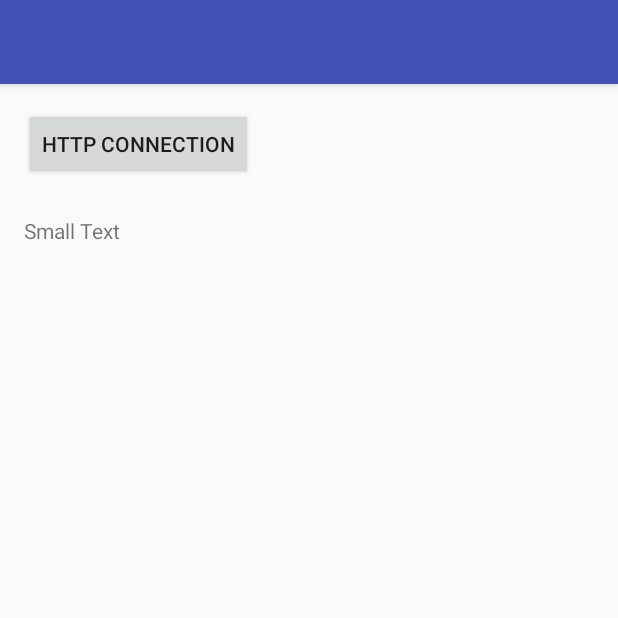
After one commit to dwikuntobayu/androidapp, an Android app: the ElevenActivity screen opened directly, with no data from a screen before it, on a phone screen of 412 x 824 dp, the top half of it. The commit adds this screen. Run offline under Robolectric (Android 15) with nearby library versions, the phone set to English and light mode, and no system bars.

Commit message:
implement http connection with asynctask

```diff
--- /dev/null
+++ b/app/src/main/java/com/mdwikuntobayu/androidbasic/ElevenActivity.java
@@ -0,0 +1,87 @@
+package com.mdwikuntobayu.androidbasic;
+
+import android.os.AsyncTask;
+import android.os.Bundle;
+import android.support.design.widget.FloatingActionButton;
+import android.support.design.widget.Snackbar;
+import android.support.v7.app.AppCompatActivity;
+import android.support.v7.widget.Toolbar;
+import android.view.View;
+import android.widget.Button;
+import android.widget.TextView;
+
+import java.io.BufferedReader;
+import java.io.IOException;
+import java.io.InputStream;
+import java.io.InputStreamReader;
+import java.net.HttpURLConnection;
+import java.net.MalformedURLException;
+import java.net.URL;
+
+public class ElevenActivity extends AppCompatActivity {
+    Button btn_request;
+    TextView lbl_http_connection;
+    HttpURLConnection connection = null;
+    BufferedReader reader = null;
+
+    @Override
+    protected void onCreate(Bundle savedInstanceState) {
+        super.onCreate(savedInstanceState);
+        setContentView(R.layout.activity_eleven);
+
+        btn_request = (Button)findViewById(R.id.btn_request);
+        lbl_http_connection = (TextView)findViewById(R.id.lbl_http_connection);
+
+        btn_request.setOnClickListener(new View.OnClickListener() {
+            @Override
+            public void onClick(View v) {
+                //localhost or 127.0.0.1 , is refer to emulator device it self
+                //use 10.0.2.2, for access local server
+                new Httpconection().execute("http://10.0.2.2:3000/api/v1/auth");
+            }
+        });
+    }
+
+    public String get_data(String url_target) {
+        String line = "";
+        try {
+            URL url = new URL(url_target);
+            connection = (HttpURLConnection) url.openConnection();
+            connection.connect();
+            InputStream stream = connection.getInputStream();
+            reader = new BufferedReader(new InputStreamReader(stream));
+            StringBuffer buffer = new StringBuffer();
+            while ((line = reader.readLine()) != null) {
+                buffer.append(line);
+            }
+            return buffer.toString();
+        } catch (MalformedURLException e) {
+            e.printStackTrace();
+        } catch (IOException e) {
+            e.printStackTrace();
+        } finally {
+            if(connection != null) connection.disconnect();
+            try {
+                if(reader != null) reader.close();
+            } catch (IOException e) {
+                e.printStackTrace();
+            }
+        }
+        return null;
+    }
+
+    class Httpconection extends AsyncTask<String, String, String>{
+
+        @Override
+        protected String doInBackground(String... params) {
+            return get_data(params[0]);
+        }
+
+        @Override
+        protected void onPostExecute(String s) {
+            super.onPostExecute(s);
+            lbl_http_connection.setText(s);
+        }
+    }
+
+}
--- /dev/null
+++ b/app/src/main/res/layout/activity_eleven.xml
@@ -0,0 +1,27 @@
+<?xml version="1.0" encoding="utf-8"?>
+<android.support.design.widget.CoordinatorLayout
+    xmlns:android="http://schemas.android.com/apk/res/android"
+    xmlns:app="http://schemas.android.com/apk/res-auto"
+    xmlns:tools="http://schemas.android.com/tools"
+    android:layout_width="match_parent"
+    android:layout_height="match_parent"
+    android:fitsSystemWindows="true"
+    tools:context="com.mdwikuntobayu.androidbasic.ElevenActivity">
+
+    <android.support.design.widget.AppBarLayout
+        android:layout_height="wrap_content"
+        android:layout_width="match_parent"
+        android:theme="@style/AppTheme.AppBarOverlay">
+
+        <android.support.v7.widget.Toolbar
+            android:id="@+id/toolbar"
+            android:layout_width="match_parent"
+            android:layout_height="?attr/actionBarSize"
+            android:background="?attr/colorPrimary"
+            app:popupTheme="@style/AppTheme.PopupOverlay"/>
+
+    </android.support.design.widget.AppBarLayout>
+
+    <include layout="@layout/content_eleven"/>
+
+</android.support.design.widget.CoordinatorLayout>
--- /dev/null
+++ b/app/src/main/res/layout/content_eleven.xml
@@ -0,0 +1,36 @@
+<?xml version="1.0" encoding="utf-8"?>
+<RelativeLayout
+    xmlns:android="http://schemas.android.com/apk/res/android"
+    xmlns:tools="http://schemas.android.com/tools"
+    xmlns:app="http://schemas.android.com/apk/res-auto"
+    android:layout_width="match_parent"
+    android:layout_height="match_parent"
+    android:paddingLeft="@dimen/activity_horizontal_margin"
+    android:paddingRight="@dimen/activity_horizontal_margin"
+    android:paddingTop="@dimen/activity_vertical_margin"
+    android:paddingBottom="@dimen/activity_vertical_margin"
+    app:layout_behavior="@string/appbar_scrolling_view_behavior"
+    tools:showIn="@layout/activity_eleven"
+    tools:context="com.mdwikuntobayu.androidbasic.ElevenActivity">
+
+    <Button
+        style="?android:attr/buttonStyleSmall"
+        android:layout_width="wrap_content"
+        android:layout_height="wrap_content"
+        android:text="http connection"
+        android:id="@+id/btn_request"
+        android:layout_alignParentTop="true"
+        android:layout_alignParentLeft="true"
+        android:layout_alignParentStart="true"/>
+
+    <TextView
+        android:layout_width="wrap_content"
+        android:layout_height="wrap_content"
+        android:textAppearance="?android:attr/textAppearanceSmall"
+        android:text="Small Text"
+        android:id="@+id/lbl_http_connection"
+        android:layout_below="@+id/btn_request"
+        android:layout_alignParentLeft="true"
+        android:layout_alignParentStart="true"
+        android:layout_marginTop="24dp"/>
+</RelativeLayout>
--- a/app/src/main/res/values/strings.xml
+++ b/app/src/main/res/values/strings.xml
@@ -18,4 +18,5 @@
     <string name="title_activity_eight">EightActivity</string>
     <string name="title_activity_nine">NineActivity</string>
     <string name="title_activity_ten">TenActivity</string>
+    <string name="title_activity_eleven">ElevenActivity</string>
 </resources>
```
Also changed, not shown: app/src/main/AndroidManifest.xml (+10 -0 lines), app/src/main/java/com/mdwikuntobayu/androidbasic/MainActivity.java (+8 -1 lines), app/src/main/res/layout/content_main.xml (+10 -0 lines).
